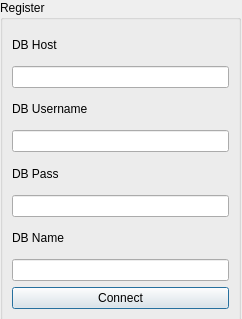
This is NETB380_ExpenseManager/ep_db_settings.ui in satanasov/NETB380 as Qt 5 draws it before an edit. The edited form follows.
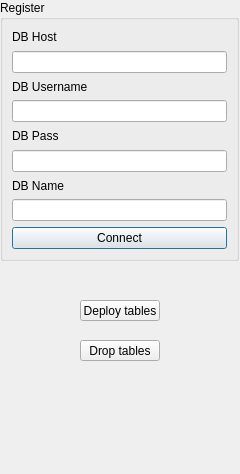
This is the edited form.

Commit message: Add buttons for deployng and droping tables.

Patch:
```diff
--- a/NETB380_ExpenseManager/ep_db_settings.ui
+++ b/NETB380_ExpenseManager/ep_db_settings.ui
@@ -6,8 +6,8 @@
    <rect>
     <x>0</x>
     <y>0</y>
-    <width>242</width>
-    <height>319</height>
+    <width>240</width>
+    <height>474</height>
    </rect>
   </property>
   <property name="windowTitle">
@@ -18,8 +18,8 @@
     <rect>
      <x>0</x>
      <y>0</y>
-     <width>241</width>
-     <height>321</height>
+     <width>239</width>
+     <height>261</height>
     </rect>
    </property>
    <property name="title">
@@ -83,6 +83,32 @@
     </item>
    </layout>
   </widget>
+  <widget class="QPushButton" name="pushButtonDeploy">
+   <property name="geometry">
+    <rect>
+     <x>80</x>
+     <y>300</y>
+     <width>80</width>
+     <height>21</height>
+    </rect>
+   </property>
+   <property name="text">
+    <string>Deploy tables</string>
+   </property>
+  </widget>
+  <widget class="QPushButton" name="pushButtonDrop">
+   <property name="geometry">
+    <rect>
+     <x>80</x>
+     <y>340</y>
+     <width>80</width>
+     <height>21</height>
+    </rect>
+   </property>
+   <property name="text">
+    <string>Drop tables</string>
+   </property>
+  </widget>
  </widget>
  <resources/>
  <connections/>
```
The commit also changes 2 other files.
